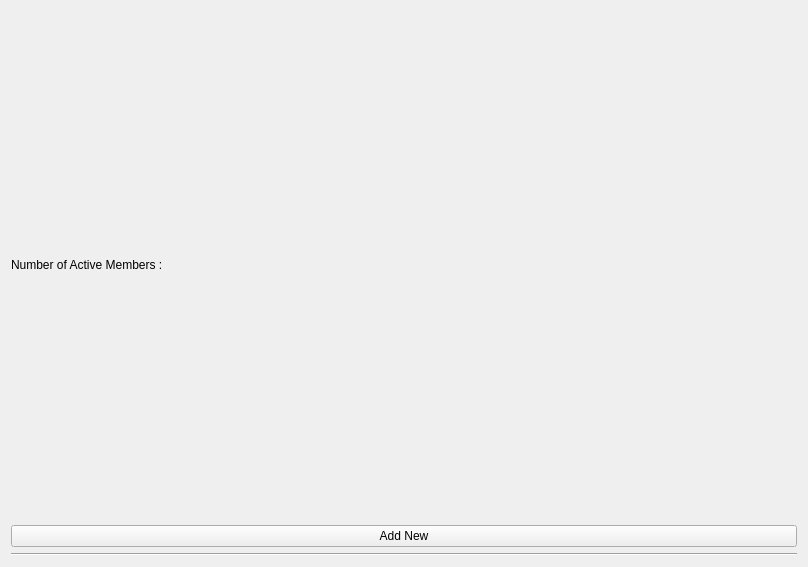
Before: the Qt Designer form GUIMgr/memberspage.ui in yapa-ymtl/Gym-Admin, drawn with Qt 5.
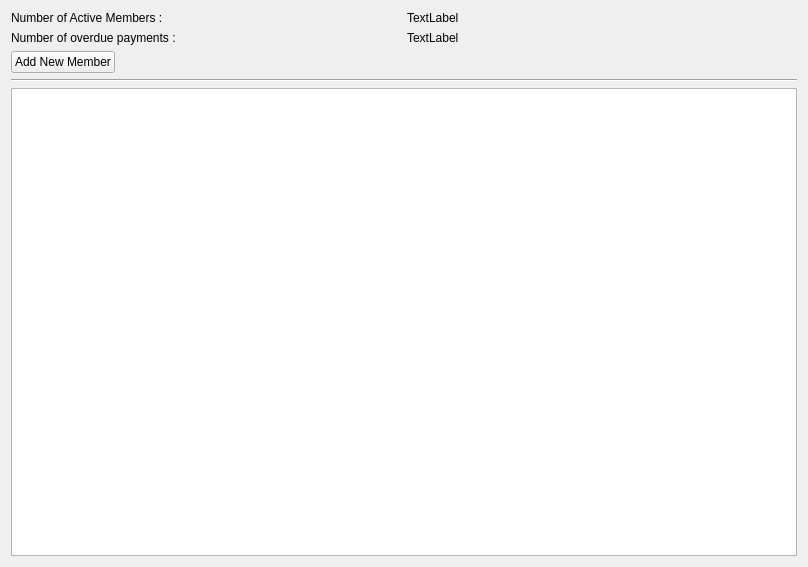
After: the same form once the commit is applied.

Commit message: Crash resolved. Tab pages need to be added

What changed in the file:
```diff
--- a/GUIMgr/memberspage.ui
+++ b/GUIMgr/memberspage.ui
@@ -17,12 +17,39 @@
    <item>
     <layout class="QVBoxLayout" name="verticalLayout">
      <item>
+      <layout class="QGridLayout" name="gridLayout">
+       <item row="0" column="0">
       <widget class="QLabel" name="label">
        <property name="text">
         <string>Number of Active Members :</string>
        </property>
       </widget>
      </item>
+       <item row="0" column="1">
+        <widget class="QLabel" name="label_3">
+         <property name="text">
+          <string>TextLabel</string>
+         </property>
+        </widget>
+       </item>
+       <item row="1" column="0">
+        <widget class="QLabel" name="label_2">
+         <property name="text">
+          <string>Number of overdue payments :</string>
+         </property>
+        </widget>
+       </item>
+       <item row="1" column="1">
+        <widget class="QLabel" name="label_4">
+         <property name="text">
+          <string>TextLabel</string>
+         </property>
+        </widget>
+       </item>
+      </layout>
+     </item>
+     <item>
+      <layout class="QHBoxLayout" name="horizontalLayout">
      <item>
       <widget class="QPushButton" name="pushButton">
        <property name="sizePolicy">
@@ -32,9 +59,24 @@
         </sizepolicy>
        </property>
        <property name="text">
-        <string>Add New</string>
-       </property>
-      </widget>
+          <string>Add New Member</string>
+         </property>
+        </widget>
+       </item>
+       <item>
+        <spacer name="horizontalSpacer">
+         <property name="orientation">
+          <enum>Qt::Orientation::Horizontal</enum>
+         </property>
+         <property name="sizeHint" stdset="0">
+          <size>
+           <width>40</width>
+           <height>20</height>
+          </size>
+         </property>
+        </spacer>
+       </item>
+      </layout>
      </item>
      <item>
       <widget class="Line" name="line">
@@ -43,6 +85,9 @@
        </property>
       </widget>
      </item>
+     <item>
+      <widget class="QTableView" name="tableView"/>
+     </item>
     </layout>
    </item>
   </layout>
```
Lines whose indentation alone changed are shown as unchanged. The commit also changes 3 other files.
